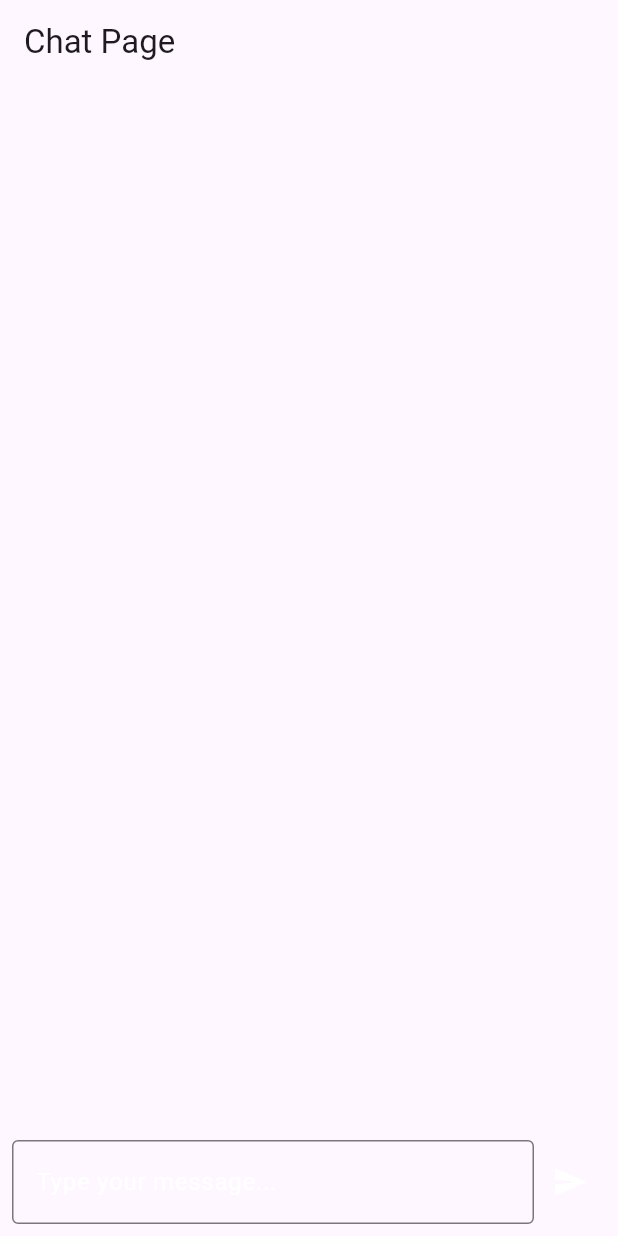
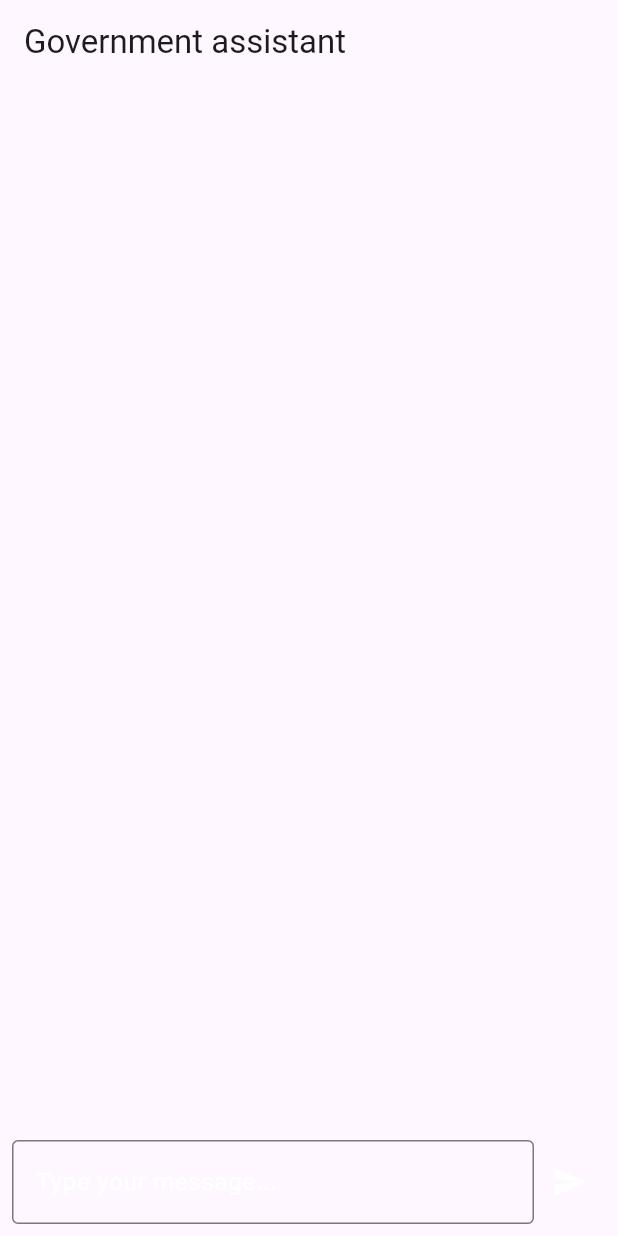
Before and after one commit to tampankah/GovLinker, a Flutter app: the ChatPage screen opened directly, on a phone screen of 412 x 824 dp. Run offline on Flutter 3.47's test engine with Material 3 defaults, Android fonts, the phone set to English and light mode, and no system bars.

Commit message:
created frontend

```diff
--- a/app/government_assisntant/lib/pages/chat_page.dart
+++ b/app/government_assisntant/lib/pages/chat_page.dart
@@ -1,17 +1,17 @@
 import 'package:flutter/material.dart';
 import 'package:provider/provider.dart';
-import '../providers/chat_provider.dart'; // Poprawne importowanie provider'a
+import '../providers/chat_provider.dart'; /
 
-class ChatPage extends StatelessWidget { // Upewnij się, że jest to klasa StatelessWidget
+class ChatPage extends StatelessWidget {
   const ChatPage({super.key});
 
   @override
   Widget build(BuildContext context) {
     return Scaffold(
       appBar: AppBar(
-        title: const Text('Chat Page'),
+        title: const Text('Government assistant'),
       ),
-      body: const ChatBody(), // Twoja ChatBody, która renderuje interfejs czatu
+      body: const ChatBody(),
     );
   }
 }
```
